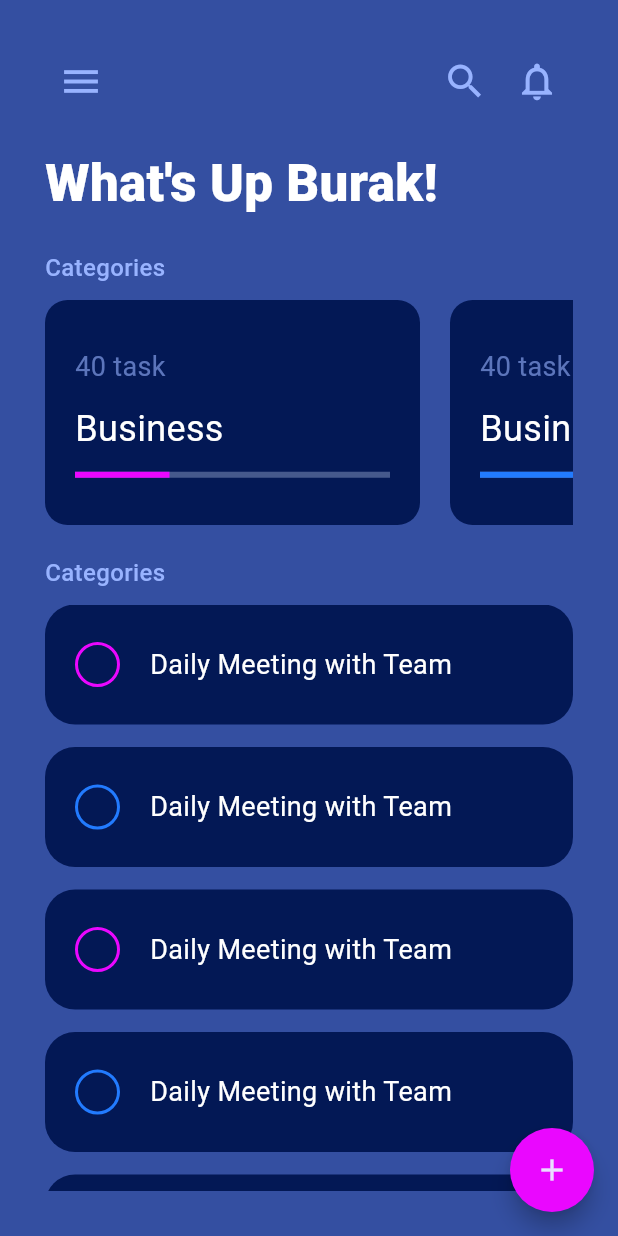
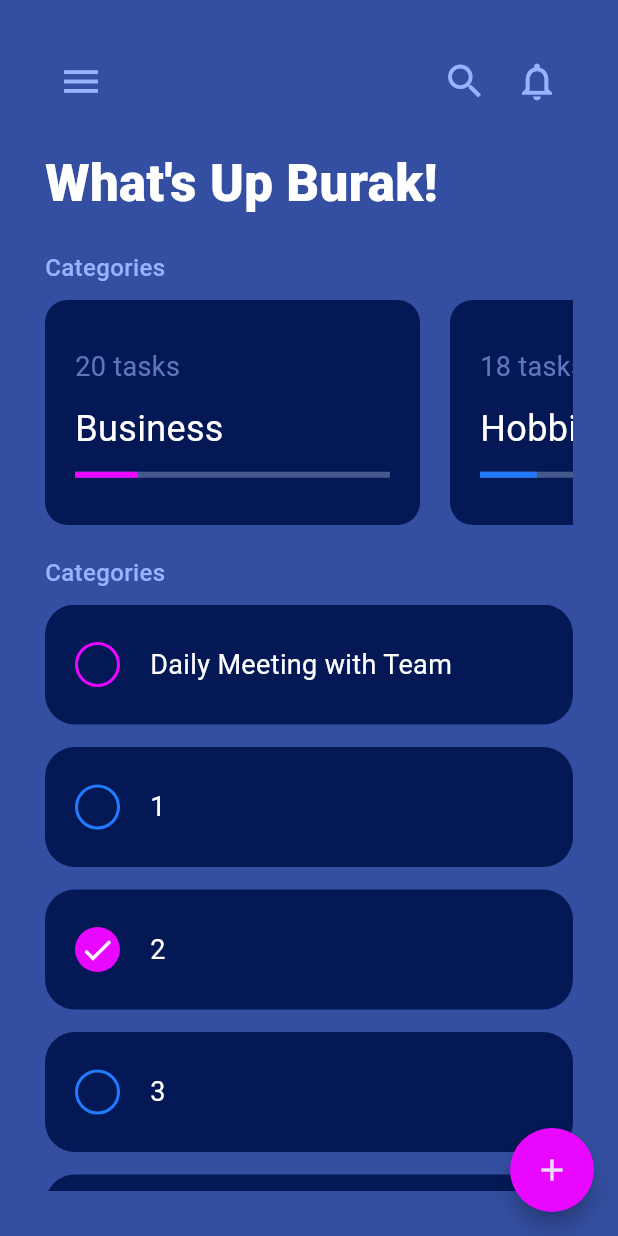
Before and after one commit to burakcevheroglu/Todo-List, a Flutter app: the screen it shows after launch, on a phone screen of 412 x 824 dp. Run offline on Flutter 3.47's test engine with Material 2 defaults, Android fonts, the phone set to English and light mode, and no system bars; our stand-ins replace google_fonts; missing offline and left inert: dart:html.

Commit message:
model classes added

```diff
--- /dev/null
+++ b/lib/categorymodel.dart
@@ -0,0 +1,16 @@
+class CategoryModel{
+  String title;
+  int taskCount;
+
+  CategoryModel({required this.title, this.taskCount = 1});
+
+  static List<CategoryModel> Categories = [
+    CategoryModel(title: "Business", taskCount: 20),
+    CategoryModel(title: "Hobbies", taskCount: 18),
+    CategoryModel(title: "Study", taskCount: 84),
+    CategoryModel(title: "Crypto", taskCount: 16),
+  ];
+
+  static List<CategoryModel> get getCategories => Categories;
+
+}
--- a/lib/homepage.dart
+++ b/lib/homepage.dart
@@ -1,4 +1,6 @@
 import 'package:flutter/material.dart';
+import 'package:todoapp/categorymodel.dart';
+import 'package:todoapp/notemodel.dart';
 
 class MyHomePage extends StatelessWidget {
   const MyHomePage({Key? key}) : super(key: key);
@@ -34,7 +36,7 @@ class MyHomePage extends StatelessWidget {
                   height: 150,
                   width: double.infinity,
                   child: ListView.builder(
-                    itemCount: 5,
+                    itemCount: CategoryModel.getCategories.length,
                     scrollDirection: Axis.horizontal,
                     itemBuilder: (context, index){
                       return CategoryCard(index: index,);
@@ -43,16 +45,16 @@ class MyHomePage extends StatelessWidget {
                 ),
                 const SizedBox(height: 20,),
                 Text("Categories",style: TextStyle(color: MyColors().foregroundBlue, fontSize: 16,fontWeight: FontWeight.w500),),
-                SizedBox(height: 10,),
+                const SizedBox(height: 10,),
                 SingleChildScrollView(
                   child: SizedBox(
                     width: double.infinity,
                     height: 400,
                     child: ListView.builder(
-                      itemCount: 5,
+                      itemCount: NoteModel.notes.length,
                       itemBuilder: (context, index){
                         return Container(
-                          margin: EdgeInsets.only(bottom: 15),
+                          margin: const EdgeInsets.only(bottom: 15),
                           height: 80,
                           decoration: BoxDecoration(
                             borderRadius: BorderRadius.circular(20),
@@ -60,16 +62,21 @@ class MyHomePage extends StatelessWidget {
                           ),
                           child: Row(
                             children: [
-                              Container(
-                                margin: EdgeInsets.symmetric(horizontal: 20),
-                                height: 30,
-                                width: 30,
-                                decoration: BoxDecoration(
-                                  borderRadius: BorderRadius.circular(100),
-                                  border: Border.all(color: (index%2==0) ? MyColors().purple : MyColors().lightBlue,width: 2)
+                              InkWell(
+                                onTap: () => NoteModel.notes[index].completed = !NoteModel.notes[index].completed,
+                                child: Container(
+                                  margin: const EdgeInsets.symmetric(horizontal: 20),
+                                  height: 30,
+                                  width: 30,
+                                  decoration: BoxDecoration(
+                                    borderRadius: BorderRadius.circular(100),
+                                    color: (NoteModel.notes[index].completed) ? ((index%2==0) ? MyColors().purple : MyColors().lightBlue) : null,
+                                    border: (!NoteModel.notes[index].completed) ? Border.all(color: (index%2==0) ? MyColors().purple : MyColors().lightBlue,width: 2) : null
+                                  ),
+                                  child: (NoteModel.notes[index].completed) ? const Icon(Icons.check) : null,
                                 ),
                               ),
-                              const Expanded(child: Text('Daily Meeting with Team',style: TextStyle(color: Colors.white,fontSize: 18),))
+                              Expanded(child: Text(NoteModel.notes[index].title,style: const TextStyle(color: Colors.white,fontSize: 18),))
                             ],
                           ),
                         );
@@ -85,7 +92,7 @@ class MyHomePage extends StatelessWidget {
         ),
       ),
 
-      floatingActionButton: FloatingActionButton(onPressed: (){},child: Icon(Icons.add),shape: RoundedRectangleBorder(borderRadius: BorderRadius.circular(50)),backgroundColor: MyColors().purple,),
+      floatingActionButton: FloatingActionButton(onPressed: (){},shape: RoundedRectangleBorder(borderRadius: BorderRadius.circular(50)),backgroundColor: MyColors().purple,child: const Icon(Icons.add),),
     );
   }
 }
@@ -114,9 +121,9 @@ class CategoryCard extends StatelessWidget {
               crossAxisAlignment: CrossAxisAlignment.start,
               mainAxisAlignment: MainAxisAlignment.spaceEvenly,
               children: [
-                Text('40 task',style: TextStyle(color: MyColors().foregroundBlue.withOpacity(.6),fontSize: 18),),
-                const Text('Business',style: TextStyle(color: Colors.white,fontSize: 24),),
-                LinearProgressIndicator(value: .3,color: (index%2==0) ? MyColors().purple : MyColors().lightBlue, backgroundColor:MyColors().grey,)
+                Text('${CategoryModel.getCategories[index].taskCount.toString()} tasks',style: TextStyle(color: MyColors().foregroundBlue.withOpacity(.6),fontSize: 18),),
+                Text(CategoryModel.getCategories[index].title ,style: TextStyle(color: Colors.white,fontSize: 24),),
+                LinearProgressIndicator(value: CategoryModel.getCategories[index].taskCount/100,color: (index%2==0) ? MyColors().purple : MyColors().lightBlue, backgroundColor:MyColors().grey,)
               ],
             ),
           ),
--- /dev/null
+++ b/lib/notemodel.dart
@@ -0,0 +1,19 @@
+import 'dart:html';
+
+class NoteModel{
+  String title;
+  String description;
+  bool completed;
+
+  NoteModel({required this.title,required this.description, this.completed = false});
+
+  static List<NoteModel> notes = [
+    NoteModel(title: 'Daily Meeting with Team', description: "same as title"),
+    NoteModel(title: '1', description: "same as title"),
+    NoteModel(title: '2', description: "same as title", completed: true),
+    NoteModel(title: '3', description: "same as title"),
+    NoteModel(title: '4', description: "same as title"),
+  ];
+
+  get getNotes => notes;
+}
--- a/pubspec.yaml
+++ b/pubspec.yaml
@@ -36,6 +36,7 @@ dependencies:
   # Use with the CupertinoIcons class for iOS style icons.
   cupertino_icons: ^1.0.2
   google_fonts: ^4.0.1
+  get: ^4.6.5
 
 dev_dependencies:
   flutter_test:
```
Also changed, not shown: pubspec.lock.
